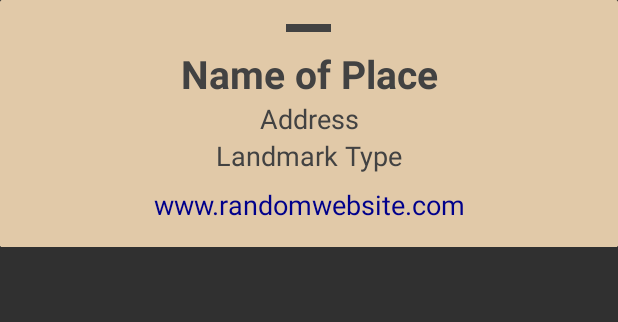
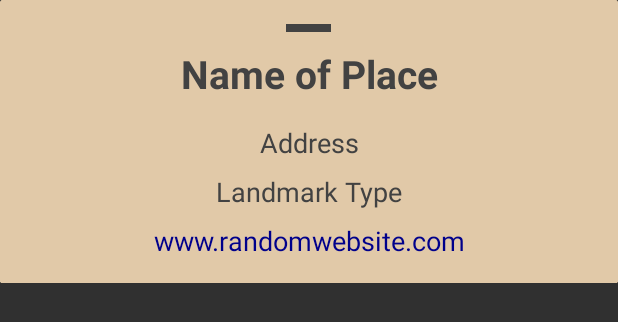
Before and after one commit to Tristand1506/QuestBoard, an Android app: the layout bottom_sheet.xml on its own in the app's theme, with its tools: preview values and no code run, on a phone screen of 412 x 824 dp. Shown: the top 322 px of the screen. Run offline under Robolectric (Android 15) with nearby library versions, the phone set to English and light mode, and no system bars.

Commit message:
spacing for bottom sheet

```diff
--- a/app/src/main/res/layout/bottom_sheet.xml
+++ b/app/src/main/res/layout/bottom_sheet.xml
@@ -44,6 +44,7 @@
             <TextView
                 android:id="@+id/bottom_address_txt"
                 style="@style/TextAppearance.AppCompat.Medium"
+                android:layout_marginTop="16dp"
                 android:layout_width="match_parent"
                 android:layout_height="wrap_content"
                 android:text="Address"
@@ -55,6 +56,7 @@
                 style="@style/TextAppearance.AppCompat.Medium"
                 android:layout_width="match_parent"
                 android:layout_height="wrap_content"
+                android:layout_marginTop="8dp"
                 android:text="Landmark Type"
                 android:textAlignment="center"
                 android:textColor="@color/cardview_dark_background" />
```
